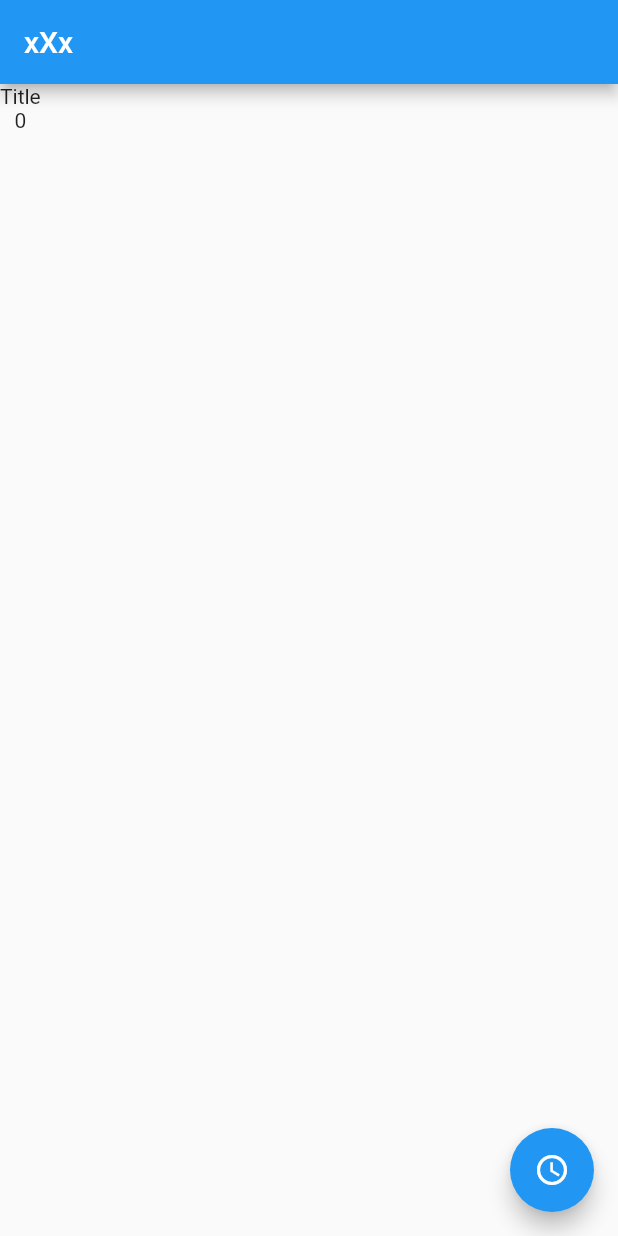
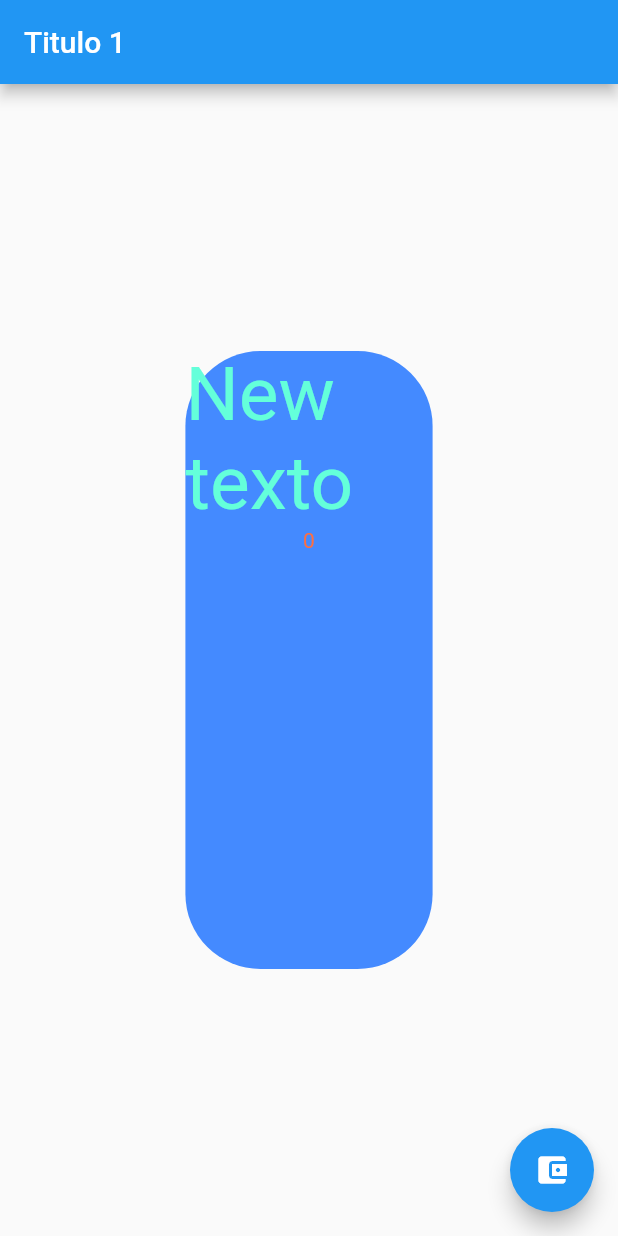
Before and after one commit to davoscoder/flutter_initialapp_balcoder, a Flutter app: the screen it shows after launch, on a phone screen of 412 x 824 dp. Run offline on Flutter 3.47's test engine with Material 2 defaults, Android fonts, the phone set to English and light mode, and no system bars.

Commit message:
create CustomContaier

```diff
--- a/lib/ui/home/home_page.dart
+++ b/lib/ui/home/home_page.dart
@@ -1,4 +1,5 @@
 import 'package:flutter/material.dart';
+import 'package:flutter_initialapp_balcoder/utils/widgets/custom_container.dart';
 
 class HomePage extends StatefulWidget {
   HomePage({this.title});
@@ -10,21 +11,20 @@ class HomePage extends StatefulWidget {
 class _HomePageState extends State<HomePage> {
   int contador = 0;
 
-  increment(){
-    setState(()
-    {
+  increment() {
+    setState(() {
       contador++;
     });
   }
+
   @override
   Widget build(BuildContext context) {
     return Scaffold(
         appBar: AppBar(
-          title: Text('xXx'),
+          title: Text('Titulo 1'),
         ),
-        body: Column(
-          children: [Text('Title'), Text(contador.toString())],
-        ),floatingActionButton: FloatingActionButton(onPressed: increment,
-        child: Icon(Icons.access_time),),);
+        body: CustomContainer(title: 'New texto', contador: contador),
+        floatingActionButton: FloatingActionButton(
+            onPressed: increment, child: Icon(Icons.account_balance_wallet)));
   }
 }
--- /dev/null
+++ b/lib/utils/widgets/custom_container.dart
@@ -0,0 +1,33 @@
+import 'package:flutter/material.dart';
+
+class CustomContainer extends StatelessWidget {
+  CustomContainer({this.title, this.contador});
+
+  final String title;
+  final int contador;
+  @override
+  Widget build(BuildContext context) {
+    double heightMedia = MediaQuery.of(context).size.height;
+    double widthMedia = MediaQuery.of(context).size.width;
+
+    return Center(
+        child: Container(
+      height: heightMedia * 0.5,
+      width: widthMedia * 0.4,
+      decoration: BoxDecoration(
+          color: Colors.blueAccent,
+          borderRadius: BorderRadius.all(Radius.circular(50))),
+      child: Center(
+        child: Column(
+          children: [
+            Text(
+              title,
+              style: TextStyle(color: Colors.tealAccent, fontSize: 50),
+            ),
+            Text(contador.toString(), style:TextStyle(color: Colors.deepOrangeAccent))
+          ],
+        ),
+      ),
+    ));
+  }
+}
```
